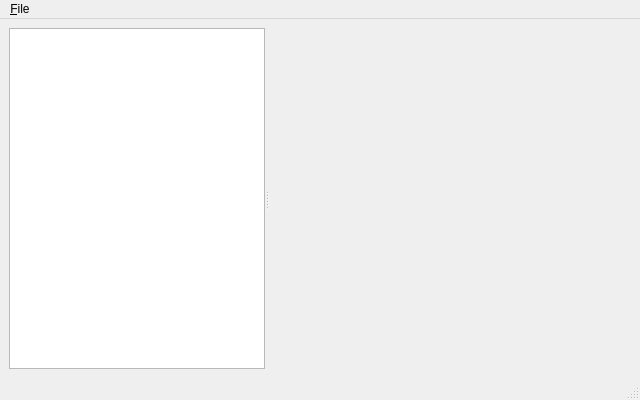
Old version of the form src/ui_Advanced/MainWindow.ui in the repository mireq/QBoincGui.
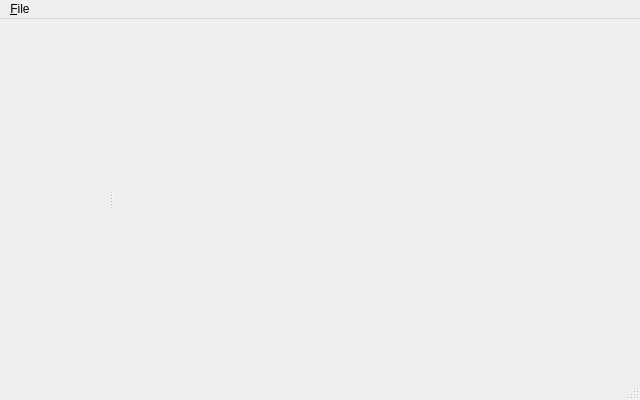
New version of the form. Icons and pictures are not drawn. Custom widgets are drawn as their Qt base class.

What changed in the file:
```diff
--- a/src/ui_Advanced/MainWindow.ui
+++ b/src/ui_Advanced/MainWindow.ui
@@ -15,27 +15,19 @@
    <string>Boinc gui</string>
   </property>
   <widget class="QWidget" name="centralwidget">
-   <layout class="QVBoxLayout" name="verticalLayout">
-    <item>
+   <layout class="QGridLayout" name="gridLayout">
+    <item row="0" column="0">
      <widget class="QSplitter" name="splitter">
       <property name="orientation">
        <enum>Qt::Horizontal</enum>
       </property>
-      <widget class="QTreeWidget" name="mainTree">
-       <property name="alternatingRowColors">
-        <bool>true</bool>
+      <widget class="ui_AdvancedNS::BoincTree" name="boincTree" native="true">
+       <property name="sizePolicy">
+        <sizepolicy hsizetype="Expanding" vsizetype="Expanding">
+         <horstretch>0</horstretch>
+         <verstretch>0</verstretch>
+        </sizepolicy>
        </property>
-       <property name="sortingEnabled">
-        <bool>true</bool>
-       </property>
-       <property name="headerHidden">
-        <bool>true</bool>
-       </property>
-       <column>
-        <property name="text">
-         <string notr="true">1</string>
-        </property>
-       </column>
       </widget>
       <widget class="QStackedWidget" name="stackedWidget">
        <property name="sizePolicy">
@@ -101,6 +93,14 @@
    </property>
   </action>
  </widget>
+ <customwidgets>
+  <customwidget>
+   <class>ui_AdvancedNS::BoincTree</class>
+   <extends>QWidget</extends>
+   <header>ui_Advanced/BoincTree.h</header>
+   <container>1</container>
+  </customwidget>
+ </customwidgets>
  <resources>
   <include location="../resources.qrc"/>
  </resources>
```
Left out of the diff: 6 changed lines with no effect on the pictures.
